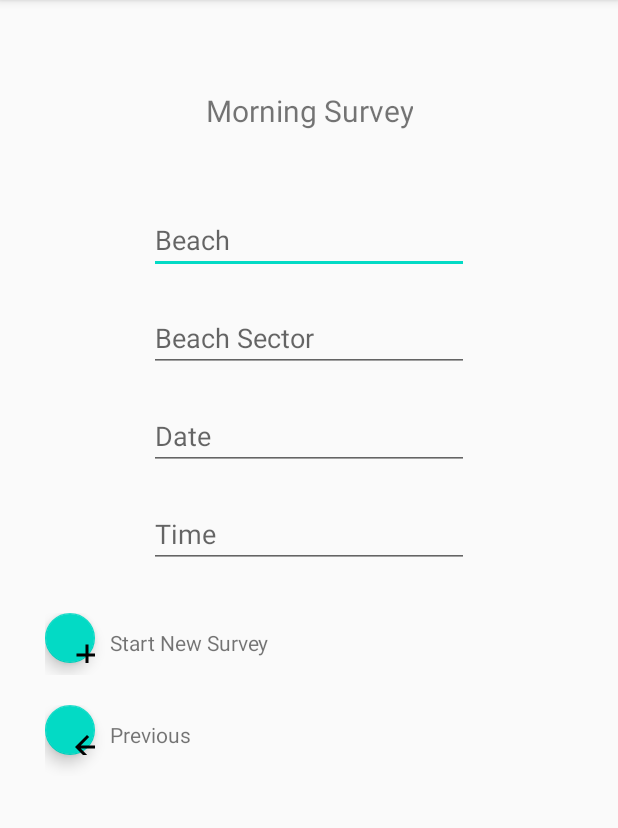
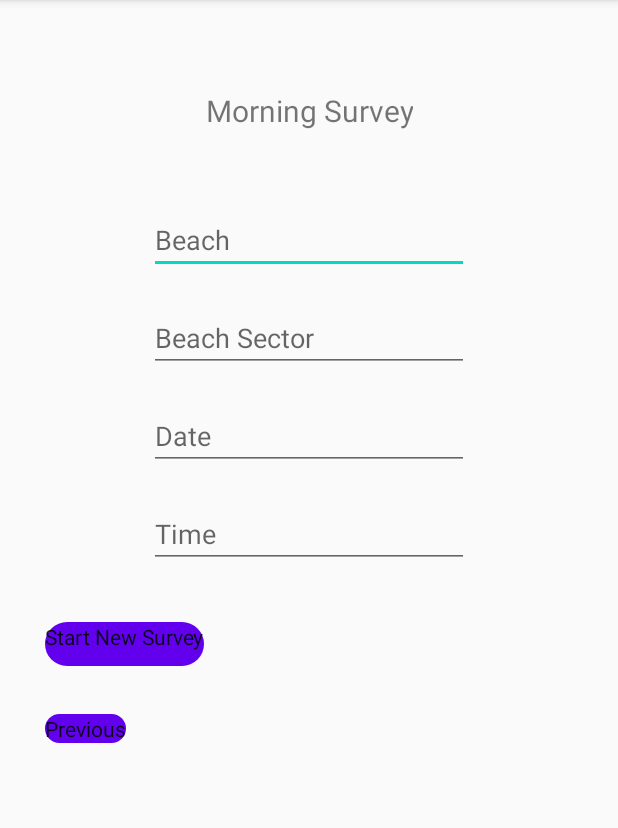
Before and after one commit to marinogiudice/Archelon-Survey, an Android app: the fragment MorningSurveyFragment1 shown on its own in the app's theme, on a phone screen of 412 x 824 dp, the part 84-912 px from its top. Run offline under Robolectric (Android 15) with nearby library versions, the phone set to English and light mode, and no system bars; our stand-ins replace data binding.

Commit message:
UI Element Morning Survey - step 2 added to the build.
- New UI Elements added to the build:
   Morning Survey Screen 2 Fragment

```diff
--- a/app/src/main/res/layout/fragment_morning_survey1.xml
+++ b/app/src/main/res/layout/fragment_morning_survey1.xml
@@ -8,7 +8,7 @@
         android:layout_height="match_parent"
         android:gravity="center_horizontal"
         android:orientation="vertical"
-        tools:context=".screens.morningsurvey.StartNewSurveyFragment">
+        tools:context=".screens.morningsurvey.MorningSurveyFragment1">
 
         <LinearLayout
             android:layout_width="wrap_content"
@@ -16,12 +16,12 @@
             android:layout_margin="40sp">
 
             <TextView
-                android:id="@+id/morning_survey_title"
+                android:id="@+id/morning_survey_1_title"
                 android:layout_width="match_parent"
                 android:layout_height="wrap_content"
                 android:layout_marginTop="20sp"
                 android:layout_weight="1"
-                android:text="@string/morning_survey_title"
+                android:text="@string/morning_survey_1_title"
                 android:textAlignment="center"
                 android:textSize="@dimen/morning_survey_title_text" />
         </LinearLayout>
@@ -70,28 +70,22 @@
 
 
         <LinearLayout
-            android:layout_width="153dp"
+            android:layout_width="wrap_content"
             android:layout_height="41dp"
             android:layout_gravity="left"
             android:layout_marginLeft="30sp"
             android:layout_marginTop="20sp"
             android:orientation="horizontal">
 
-            <com.google.android.material.floatingactionbutton.FloatingActionButton
+            <com.google.android.material.floatingactionbutton.ExtendedFloatingActionButton
                 android:id="@+id/start_new_survey_fab"
-                android:layout_width="33dp"
+                android:layout_width="match_parent"
                 android:layout_height="match_parent"
                 android:clickable="true"
+                android:text="@string/start_new_survey_button_fab"
+                app:fabSize="normal"
                 app:srcCompat="@drawable/ic_add_black_24dp" />
 
-            <TextView
-                android:id="@+id/start_fab_desc_text"
-                android:layout_width="wrap_content"
-                android:layout_height="wrap_content"
-                android:layout_marginLeft="10sp"
-                android:layout_marginTop="10sp"
-                android:layout_weight="1"
-                android:text="@string/start_new_survey_button_fab" />
         </LinearLayout>
 
         <LinearLayout
@@ -102,21 +96,14 @@
             android:layout_marginTop="20sp"
             android:orientation="horizontal">
 
-            <com.google.android.material.floatingactionbutton.FloatingActionButton
+            <com.google.android.material.floatingactionbutton.ExtendedFloatingActionButton
                 android:id="@+id/previous_fab"
-                android:layout_width="33dp"
+                android:layout_width="wrap_content"
                 android:layout_height="match_parent"
                 android:clickable="true"
+                android:text="@string/previous_fab"
                 app:srcCompat="@drawable/ic_arrow_back_black_24dp" />
 
-            <TextView
-                android:id="@+id/previous_fab_desc_text"
-                android:layout_width="71dp"
-                android:layout_height="37dp"
-                android:layout_marginLeft="10sp"
-                android:layout_marginTop="10sp"
-                android:layout_weight="1"
-                android:text="@string/previous_fab" />
         </LinearLayout>
 
 
```
Also changed, not shown: app/src/main/java/com/android/archelon/screens/morningsurvey/MorningSurveyFragment2.kt (added, +24 -0 lines), app/src/main/res/drawable/ic_arrow_forward_black_24dp.xml (added, +9 -0 lines), app/src/main/res/drawable/ic_cancel_black_24dp.xml (added, +9 -0 lines), app/src/main/res/layout/fragment_morning_survey2.xml (added, +133 -0 lines), app/src/main/res/values/strings.xml (+12 -3 lines).
